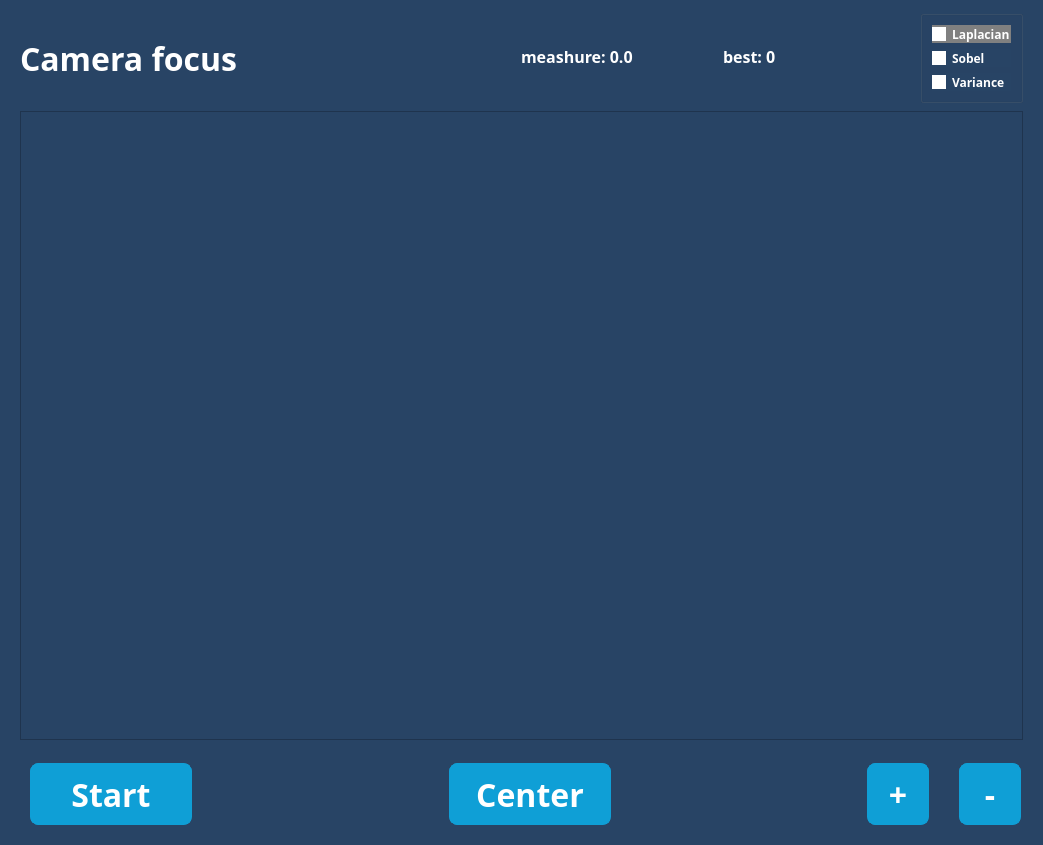
Before: the Qt Designer form UI_PylonCam.ui in DimaRU/PylonCam, drawn with Qt 5.
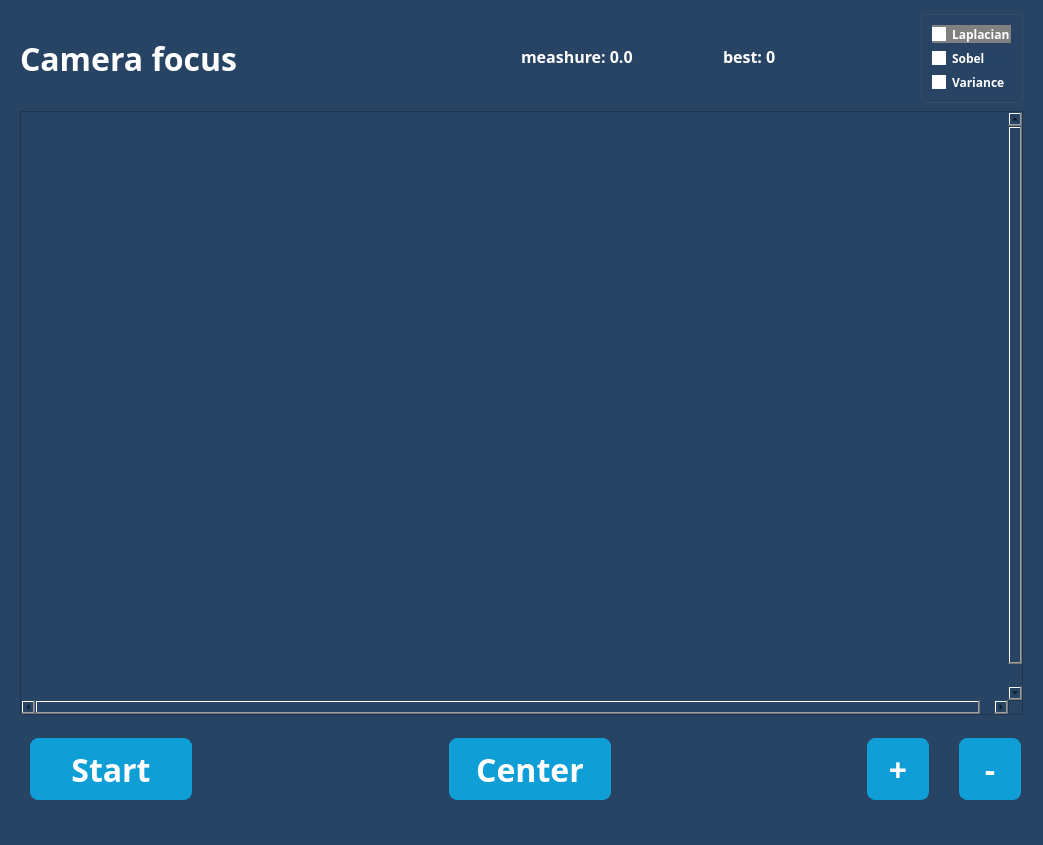
After: the same form once the commit is applied.

```diff
--- a/UI_PylonCam.ui
+++ b/UI_PylonCam.ui
@@ -468,6 +468,15 @@
     </item>
    </layout>
   </widget>
+  <widget class="QStatusBar" name="statusBar">
+   <property name="styleSheet">
+    <string notr="true">font-family: Rubik;
+font-style: normal;
+font-weight: 500;
+font-size: 14px;
+color: white;</string>
+   </property>
+  </widget>
  </widget>
  <resources/>
  <connections/>
```
